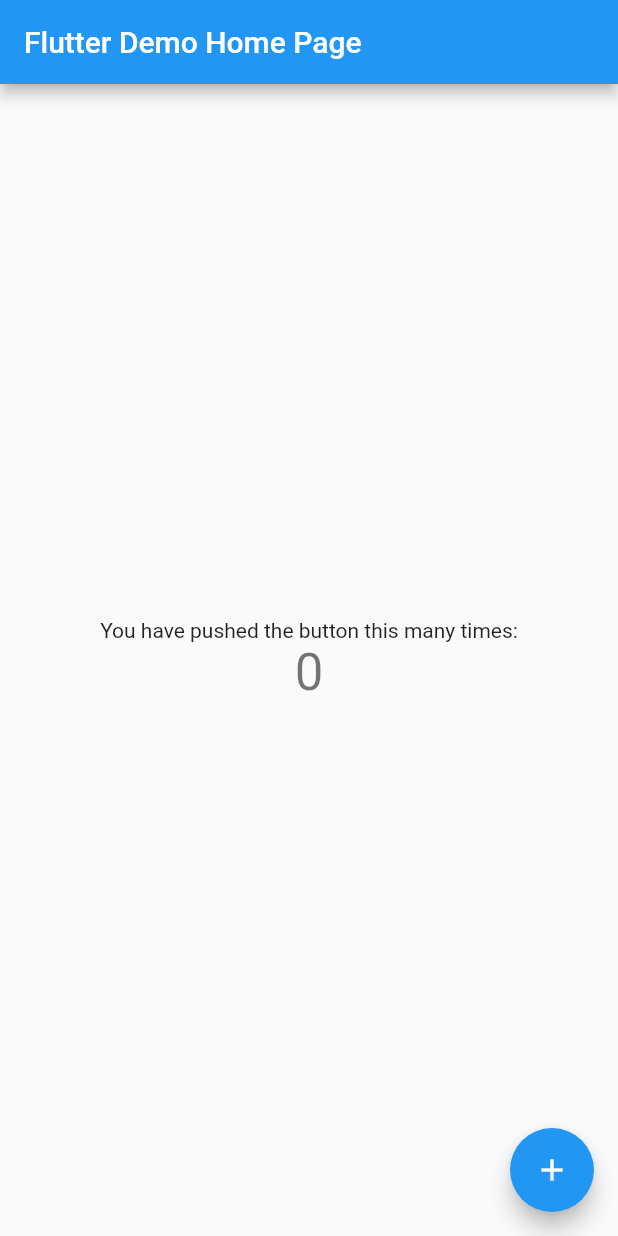
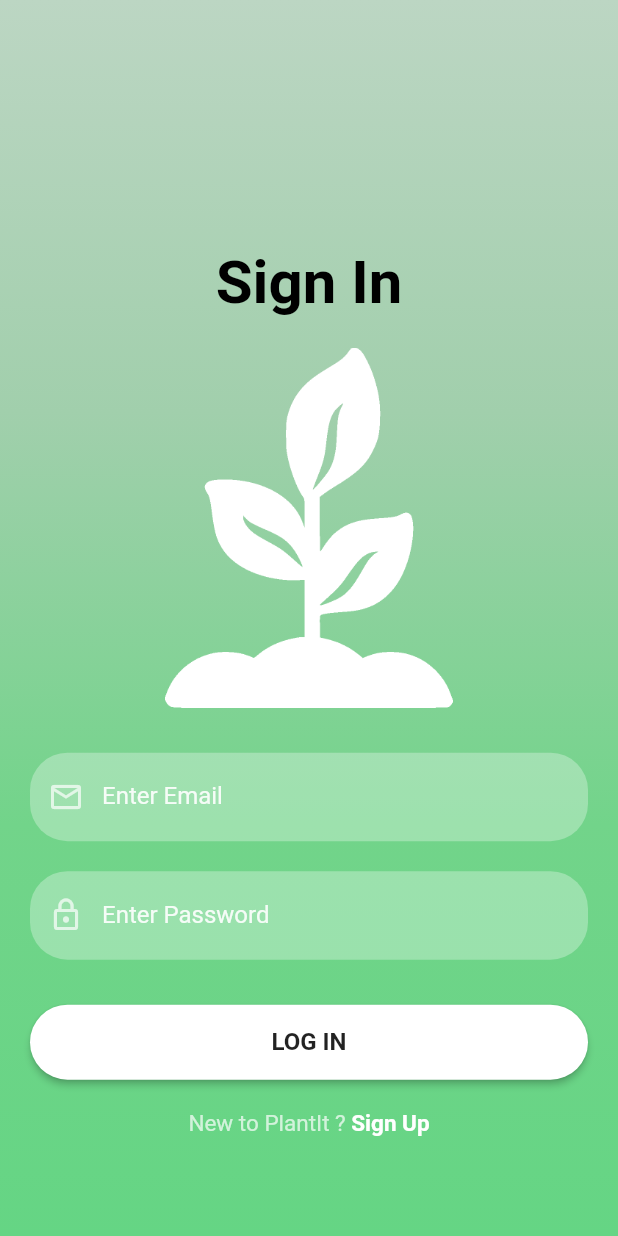
Before and after one commit to RonSolomon96/PLANTITPROJECT, a Flutter app: the screen it shows after launch, on a phone screen of 412 x 824 dp. Run offline on Flutter 3.47's test engine with Material 2 defaults, Android fonts, the phone set to English and light mode, and no system bars; project files that could hold a hidden picture were left out.

Commit message:
UI for login signup

```diff
--- a/plantit/lib/main.dart
+++ b/plantit/lib/main.dart
@@ -1,4 +1,5 @@
 import 'package:flutter/material.dart';
+import 'package:plantit/screens/loginScreen.dart';
 
 void main() {
   runApp(const MyApp());
@@ -11,105 +12,12 @@
   @override
   Widget build(BuildContext context) {
     return MaterialApp(
-      title: 'Flutter Demo',
+      title: 'PLANTIT',
       theme: ThemeData(
-        // This is the theme of your application.
-        //
-        // Try running your application with "flutter run". You'll see the
-        // application has a blue toolbar. Then, without quitting the app, try
-        // changing the primarySwatch below to Colors.green and then invoke
-        // "hot reload" (press "r" in the console where you ran "flutter run",
-        // or simply save your changes to "hot reload" in a Flutter IDE).
-        // Notice that the counter didn't reset back to zero; the application
-        // is not restarted.
         primarySwatch: Colors.blue,
       ),
-      home: const MyHomePage(title: 'Flutter Demo Home Page'),
+      home: const LoginScreen(),
+      debugShowCheckedModeBanner: false,
     );
   }
 }
-
-class MyHomePage extends StatefulWidget {
-  const MyHomePage({super.key, required this.title});
-
-  // This widget is the home page of your application. It is stateful, meaning
-  // that it has a State object (defined below) that contains fields that affect
-  // how it looks.
-
-  // This class is the configuration for the state. It holds the values (in this
-  // case the title) provided by the parent (in this case the App widget) and
-  // used by the build method of the State. Fields in a Widget subclass are
-  // always marked "final".
-
-  final String title;
-
-  @override
-  State<MyHomePage> createState() => _MyHomePageState();
-}
-
-class _MyHomePageState extends State<MyHomePage> {
-  int _counter = 0;
-
-  void _incrementCounter() {
-    setState(() {
-      // This call to setState tells the Flutter framework that something has
-      // changed in this State, which causes it to rerun the build method below
-      // so that the display can reflect the updated values. If we changed
-      // _counter without calling setState(), then the build method would not be
-      // called again, and so nothing would appear to happen.
-      _counter++;
-    });
-  }
-
-  @override
-  Widget build(BuildContext context) {
-    // This method is rerun every time setState is called, for instance as done
-    // by the _incrementCounter method above.
-    //
-    // The Flutter framework has been optimized to make rerunning build methods
-    // fast, so that you can just rebuild anything that needs updating rather
-    // than having to individually change instances of widgets.
-    return Scaffold(
-      appBar: AppBar(
-        // Here we take the value from the MyHomePage object that was created by
-        // the App.build method, and use it to set our appbar title.
-        title: Text(widget.title),
-      ),
-      body: Center(
-        // Center is a layout widget. It takes a single child and positions it
-        // in the middle of the parent.
-        child: Column(
-          // Column is also a layout widget. It takes a list of children and
-          // arranges them vertically. By default, it sizes itself to fit its
-          // children horizontally, and tries to be as tall as its parent.
-          //
-          // Invoke "debug painting" (press "p" in the console, choose the
-          // "Toggle Debug Paint" action from the Flutter Inspector in Android
-          // Studio, or the "Toggle Debug Paint" command in Visual Studio Code)
-          // to see the wireframe for each widget.
-          //
-          // Column has various properties to control how it sizes itself and
-          // how it positions its children. Here we use mainAxisAlignment to
-          // center the children vertically; the main axis here is the vertical
-          // axis because Columns are vertical (the cross axis would be
-          // horizontal).
-          mainAxisAlignment: MainAxisAlignment.center,
-          children: <Widget>[
-            const Text(
-              'You have pushed the button this many times:',
-            ),
-            Text(
-              '$_counter',
-              style: Theme.of(context).textTheme.headlineMedium,
-            ),
-          ],
-        ),
-      ),
-      floatingActionButton: FloatingActionButton(
-        onPressed: _incrementCounter,
-        tooltip: 'Increment',
-        child: const Icon(Icons.add),
-      ), // This trailing comma makes auto-formatting nicer for build methods.
-    );
-  }
-}
--- /dev/null
+++ b/plantit/lib/reusableWidgets/reusableWidget.dart
@@ -0,0 +1,105 @@
+
+import 'package:flutter/material.dart';
+
+import '../screens/signupScreen.dart';
+
+Image logoWidget(String imagePath, double width, double height) {
+  return Image.asset(
+    imagePath,
+    fit: BoxFit.fitHeight,
+    width: width,
+    height: height,
+    color: Colors.white,
+  );
+}
+
+Text titleWidget(String title) {
+  return Text(
+    title,
+    style: const TextStyle(
+      color: Colors.black,
+      fontSize: 40,
+      fontWeight: FontWeight.bold,
+      //fontFamily: 'IndieFlower'
+    ),
+  );
+}
+
+TextField reusableTextField(String text, IconData icon, bool isPassword, TextEditingController controller) {
+  return TextField(
+    controller: controller,
+    obscureText: isPassword,
+    enableSuggestions: !isPassword,
+    cursorColor: Colors.white,
+    style: TextStyle(color: Colors.white.withOpacity(0.9)),
+    decoration: InputDecoration(
+      prefixIcon: Icon(icon, color: Colors.white70,),
+      labelText: text,
+      labelStyle: TextStyle(color: Colors.white.withOpacity(0.9)),
+      filled: true,
+      floatingLabelBehavior: FloatingLabelBehavior.never,
+      fillColor: Colors.white.withOpacity(0.3),
+      border: OutlineInputBorder(
+        borderRadius: BorderRadius.circular(25.0),
+        borderSide: const BorderSide(width: 0, style: BorderStyle.none),
+      )
+    ),
+    keyboardType: isPassword ? TextInputType.visiblePassword : TextInputType.emailAddress,
+  );
+}
+
+Container loginSignupButton(BuildContext context, bool isLogin, Function onPress) {
+  return Container(
+    width: MediaQuery.of(context).size.width,
+    height: 50,
+    margin: const EdgeInsets.fromLTRB(0, 10, 0, 20),
+    decoration: BoxDecoration(borderRadius: BorderRadius.circular(90)),
+    child: ElevatedButton(
+      onPressed: () {
+        onPress();
+      },
+      style: ButtonStyle(
+        backgroundColor: MaterialStateProperty.resolveWith((states) {
+          if (states.contains(MaterialState.pressed)) {
+            return Colors.black26;
+          }
+          else {
+            return Colors.white;
+          }
+        }),
+        shape: MaterialStateProperty.all<RoundedRectangleBorder>(
+          RoundedRectangleBorder(borderRadius: BorderRadius.circular(25))
+        )
+      ),
+      child: Text(
+        isLogin ? "LOG IN" : "SIGN UP",
+        style: const TextStyle(
+          color: Colors.black87,
+          fontWeight: FontWeight.bold,
+          fontSize: 16,
+        ),
+      ),
+    ),
+  );
+}
+
+Row loginSignupOption(BuildContext context,bool forLogin, String first, String second) {
+  return Row(
+    mainAxisAlignment: MainAxisAlignment.center,
+    children: [
+      Text(first , style: const TextStyle(color: Colors.white70, fontSize: 15),),
+      GestureDetector(
+        onTap: () {
+          forLogin?
+          Navigator.pop(context)
+          : Navigator.push(context,
+              MaterialPageRoute(builder: (context) => SignupScreen()));
+        },
+        child: Text(
+          second,
+          style: const TextStyle(color: Colors.white,fontSize: 15, fontWeight: FontWeight.bold),
+        ),
+      )
+    ],
+  );
+}
--- /dev/null
+++ b/plantit/lib/screens/loginScreen.dart
@@ -0,0 +1,53 @@
+import 'package:flutter/material.dart';
+import 'package:plantit/screens/signupScreen.dart';
+import '../reusableWidgets/reusableWidget.dart';
+
+
+class LoginScreen extends StatefulWidget {
+  const LoginScreen({Key? key}) : super(key: key);
+
+  @override
+  State<LoginScreen> createState() => _LoginScreenState();
+}
+
+class _LoginScreenState extends State<LoginScreen> {
+
+  TextEditingController emailTextController = TextEditingController();
+  TextEditingController passwordTextController = TextEditingController();
+
+  @override
+  Widget build(BuildContext context) {
+    return Scaffold(
+      body: Container(
+        width: MediaQuery.of(context).size.width,
+        height: MediaQuery.of(context).size.height,
+        decoration: const BoxDecoration(
+          gradient: LinearGradient(
+            begin: Alignment.topCenter,
+            end: Alignment.bottomCenter,
+            colors: [Color(0xffbcd6c3), Color(0xffa1cfac), Color(0xff72d48a), Color(0xff65d584)]
+          ),
+        ),
+        child: SingleChildScrollView(
+          child: Padding(
+            padding: EdgeInsets.fromLTRB(20, MediaQuery.of(context).size.height * 0.2, 20, 0),
+            child: Column(
+              children: <Widget>[
+                titleWidget("Sign In"),
+                const SizedBox(height: 20),
+                logoWidget("assets/images/logo.png", 240, 240),
+                const SizedBox(height: 30),
+                reusableTextField("Enter Email", Icons.email_outlined, false, emailTextController),
+                const SizedBox(height: 20),
+                reusableTextField("Enter Password", Icons.lock_outline, true, passwordTextController),
+                const SizedBox(height: 20),
+                loginSignupButton(context, true, (){}),
+                loginSignupOption(context, false, "New to PlantIt ? ", "Sign Up"),
+              ],
+            ),
+          ),
+        ),
+      ),
+    );
+  }
+}
```
Also changed, not shown: plantit/lib/screens/homeScreen.dart (added, +19 -0 lines), plantit/lib/screens/signupScreen.dart (added, +59 -0 lines), plantit/pubspec.yaml (+7 -15 lines), plantit/assets/images/1.png (added), plantit/assets/images/2.png (added), plantit/assets/images/3.png (added), plantit/assets/images/4.png (added), plantit/assets/images/logo.png (added), plantit/fonts/IndieFlower-Regular.ttf (added), 1 other file.
